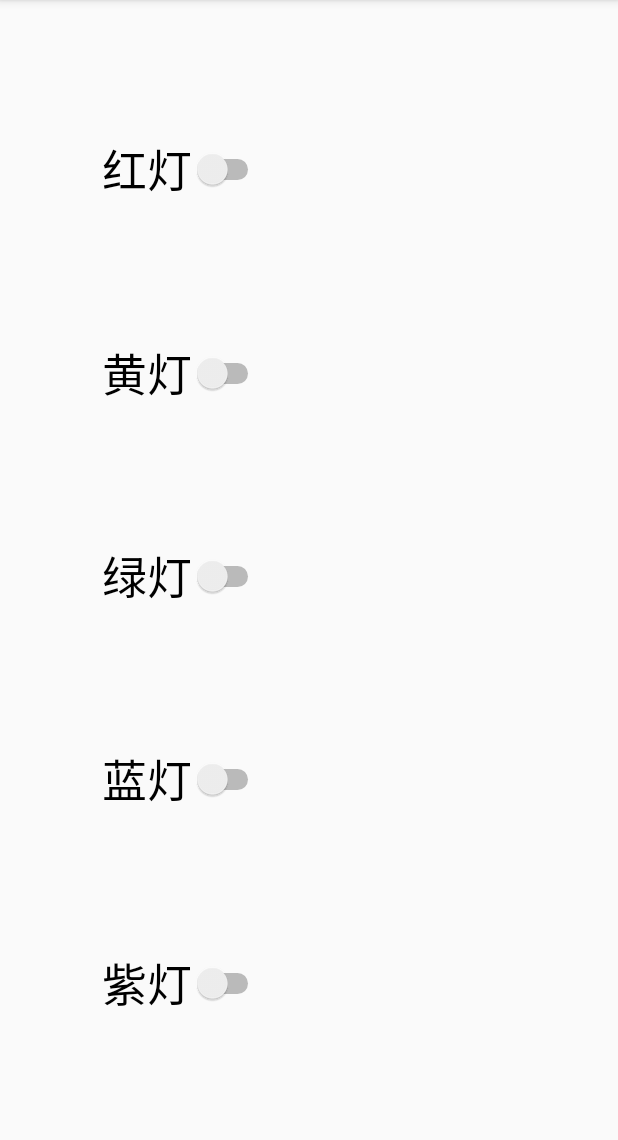
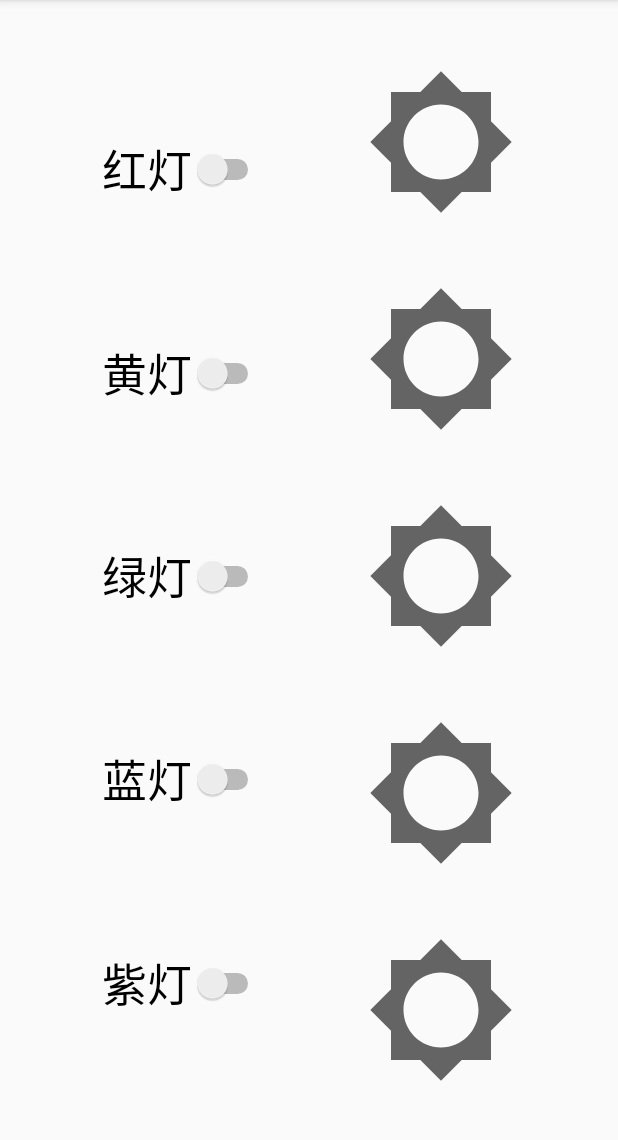
Before and after one commit to wangzhiqiang777/RemoteControlLightsTest, an Android app: the screen it shows after launch (MainActivity), on a phone screen of 412 x 824 dp, the part 84-1224 px from its top. Run offline under Robolectric (Android 15) with nearby library versions, the phone set to English and light mode, and no system bars; libraries missing offline, so code that uses them is left out: com.neusoft.qiangzi; 3 statements that could not run were skipped.

Commit message:
打开小灯的隐藏代码。演示demo时候，可以让两端显示的不一样。

```diff
--- a/app/src/main/java/com/neusoft/qiangzi/remotetest/MainActivity.java
+++ b/app/src/main/java/com/neusoft/qiangzi/remotetest/MainActivity.java
@@ -89,11 +89,11 @@ public class MainActivity extends AppCompatActivity implements ServiceConnection
         aSwitch4.setOnCheckedChangeListener(this);
         aSwitch5.setOnCheckedChangeListener(this);
 
-        imageView1.setVisibility(View.INVISIBLE);
-        imageView2.setVisibility(View.INVISIBLE);
-        imageView3.setVisibility(View.INVISIBLE);
-        imageView4.setVisibility(View.INVISIBLE);
-        imageView5.setVisibility(View.INVISIBLE);
+//        imageView1.setVisibility(View.INVISIBLE);
+//        imageView2.setVisibility(View.INVISIBLE);
+//        imageView3.setVisibility(View.INVISIBLE);
+//        imageView4.setVisibility(View.INVISIBLE);
+//        imageView5.setVisibility(View.INVISIBLE);
     }
 
     @Override
```
